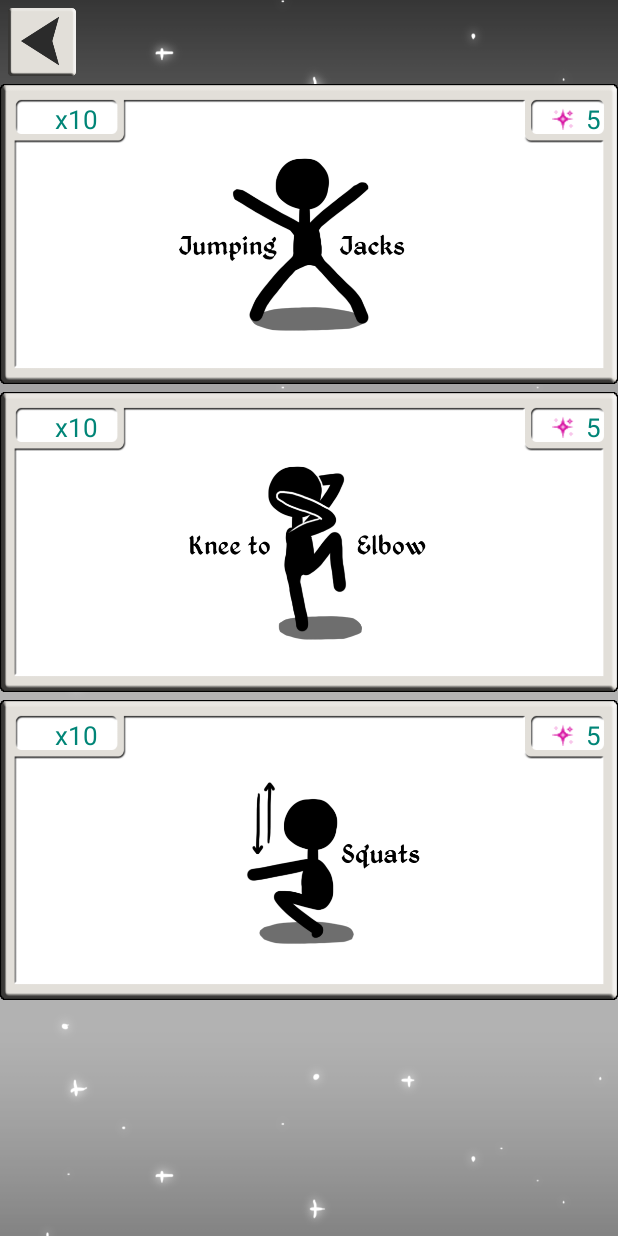
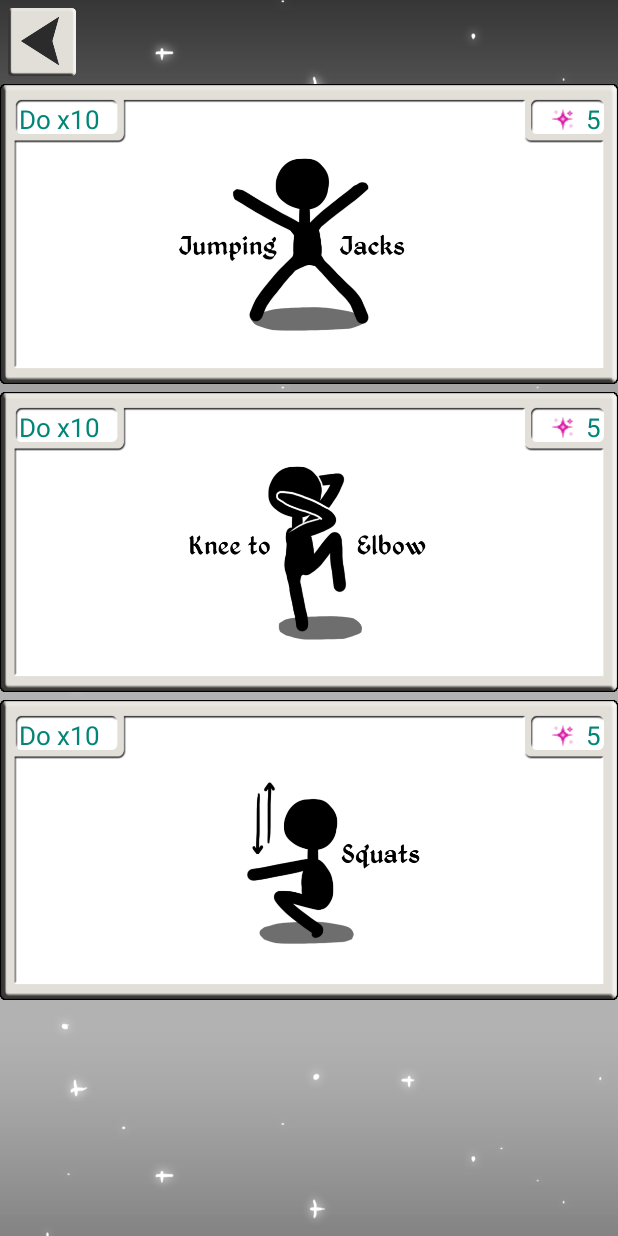
Before and after one commit to NurkkaCthulhu/SpellWork, an Android app: the WorkoutActivity screen opened directly, with no data from a screen before it, on a phone screen of 412 x 824 dp. Run offline under Robolectric (Android 15) with nearby library versions, the phone set to English and light mode, and no system bars.

Commit message:
activity_workout.xml: Remove TextView and change text x10 -> Do x10.

```diff
--- a/app/src/main/res/layout/activity_workout.xml
+++ b/app/src/main/res/layout/activity_workout.xml
@@ -33,8 +33,8 @@
                     android:id="@+id/topTime"
                     android:layout_width="wrap_content"
                     android:layout_height="wrap_content"
-                    android:layout_marginStart="25dp"
-                    android:text="x10"
+                    android:layout_marginStart="1dp"
+                    android:text="Do x10"
                     android:textColor="@color/colorPrimary"
                     android:layout_alignParentStart="true"
                     android:textSize="17sp"/>
@@ -79,8 +79,8 @@
                     android:id="@+id/middleTime"
                     android:layout_width="wrap_content"
                     android:layout_height="wrap_content"
-                    android:layout_marginStart="25dp"
-                    android:text="x10"
+                    android:layout_marginStart="1dp"
+                    android:text="Do x10"
                     android:textColor="@color/colorPrimary"
                     android:layout_alignParentStart="true"
                     android:textSize="17sp"/>
@@ -126,8 +126,8 @@
                     android:layout_width="wrap_content"
                     android:layout_height="wrap_content"
                     android:layout_alignTop="@+id/bottomCurrency"
-                    android:layout_marginStart="25dp"
-                    android:text="x10"
+                    android:layout_marginStart="1dp"
+                    android:text="Do x10"
                     android:textColor="@color/colorPrimary"
                     android:textSize="17sp" />
 
@@ -160,10 +160,5 @@
             </RelativeLayout>
         </LinearLayout>
     </ScrollView>
-    <TextView
-        android:id="@+id/workoutText"
-        android:layout_width="wrap_content"
-        android:layout_height="wrap_content"
-        android:text="Workout activity jee" />
 
 </LinearLayout>
```
